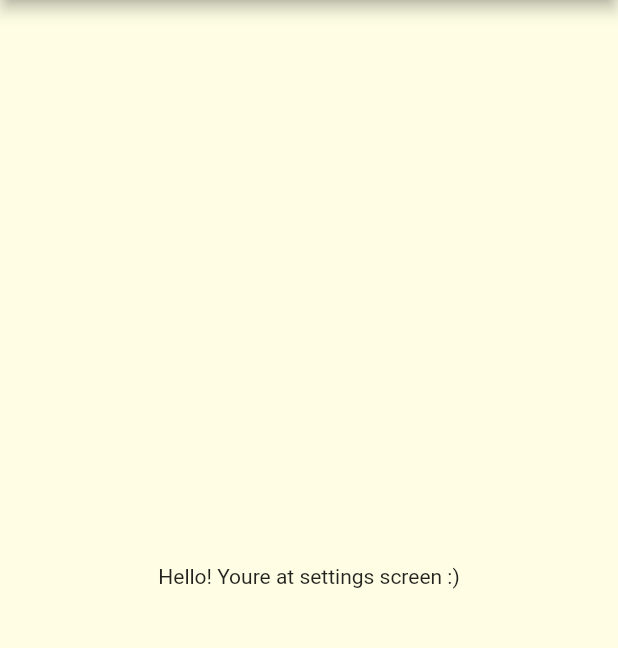
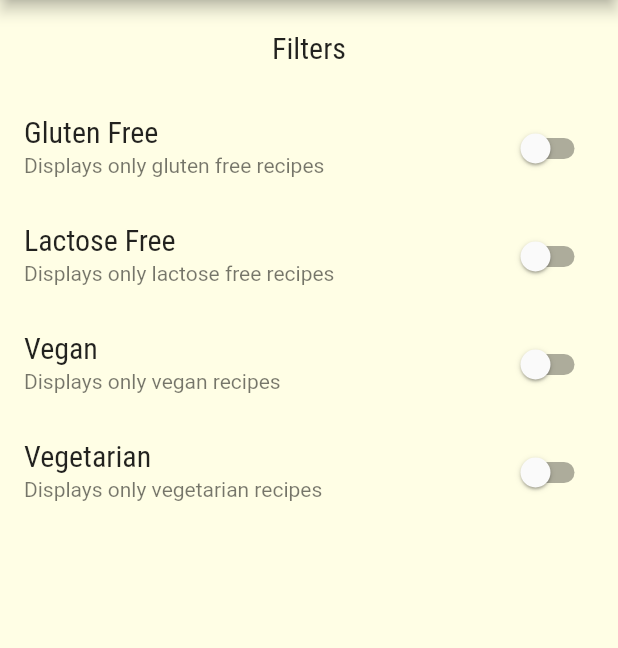
Before and after one commit to AllanCicceri/mealsapp, a Flutter app: the SettingsScreen screen opened by its route, on a phone screen of 412 x 824 dp, the part 84-732 px from its top. Run offline on Flutter 3.47's test engine with Material 2 defaults, Android fonts, the phone set to English and light mode, and no system bars; network calls fail.

Commit message:
add: filters to settings screen

```diff
--- /dev/null
+++ b/lib/models/filters_model.dart
@@ -0,0 +1,13 @@
+class FiltersModel {
+  bool isGlutenFree;
+  bool isLactoseFree;
+  bool isVegan;
+  bool isVegetarian;
+
+  FiltersModel({
+    this.isGlutenFree = false,
+    this.isLactoseFree = false,
+    this.isVegan = false,
+    this.isVegetarian = false,
+  });
+}
--- a/lib/screens/recipe_details.dart
+++ b/lib/screens/recipe_details.dart
@@ -73,6 +73,8 @@ class RecipeDetails extends StatelessWidget {
           ],
         ),
       ),
+      floatingActionButton:
+          FloatingActionButton(onPressed: () {}, child: const Icon(Icons.star)),
     );
   }
 }
--- a/lib/screens/settings_screen.dart
+++ b/lib/screens/settings_screen.dart
@@ -1,18 +1,74 @@
 import 'package:flutter/material.dart';
 import 'package:meal/components/main_drawer.dart';
+import 'package:meal/models/filters_model.dart';
 
-class SettingsScreen extends StatelessWidget {
+class SettingsScreen extends StatefulWidget {
   const SettingsScreen({Key? key}) : super(key: key);
 
   @override
+  State<SettingsScreen> createState() => _SettingsScreenState();
+}
+
+class _SettingsScreenState extends State<SettingsScreen> {
+  FiltersModel filters = FiltersModel();
+  @override
   Widget build(BuildContext context) {
+    Widget _createSwtich(
+        String title, String subtitle, bool value, Function(bool) onChanged) {
+      return SwitchListTile(
+        value: value,
+        title: Text(title),
+        subtitle: Text(subtitle),
+        onChanged: onChanged,
+      );
+    }
+
     return Scaffold(
       appBar: AppBar(
         title: const Text('Settings'),
       ),
       drawer: const MainDrawer(),
-      body: const Center(
-        child: Text('Hello! You' 're at settings screen :)'),
+      body: Column(
+        children: [
+          Container(
+            alignment: Alignment.center,
+            padding: const EdgeInsets.all(20),
+            child: Text(
+              'Filters',
+              style: Theme.of(context).textTheme.titleMedium,
+            ),
+          ),
+          Expanded(
+            child: ListView(
+              children: [
+                _createSwtich(
+                  'Gluten Free',
+                  'Displays only gluten free recipes',
+                  filters.isGlutenFree,
+                  (value) => setState(() => filters.isGlutenFree = value),
+                ),
+                _createSwtich(
+                  'Lactose Free',
+                  'Displays only lactose free recipes',
+                  filters.isLactoseFree,
+                  (value) => setState(() => filters.isLactoseFree = value),
+                ),
+                _createSwtich(
+                  'Vegan',
+                  'Displays only vegan recipes',
+                  filters.isVegan,
+                  (value) => setState(() => filters.isVegan = value),
+                ),
+                _createSwtich(
+                  'Vegetarian',
+                  'Displays only vegetarian recipes',
+                  filters.isVegetarian,
+                  (value) => setState(() => filters.isVegetarian = value),
+                ),
+              ],
+            ),
+          ),
+        ],
       ),
     );
   }
```
